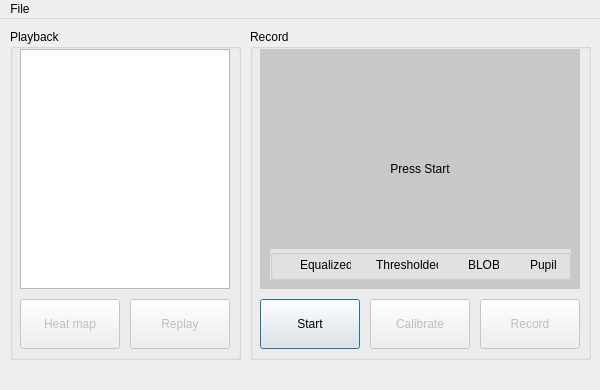
Above: eyetracker/mainwindow.ui from exoszajzbuk/eyetracker before the change. Below: the same form after it.
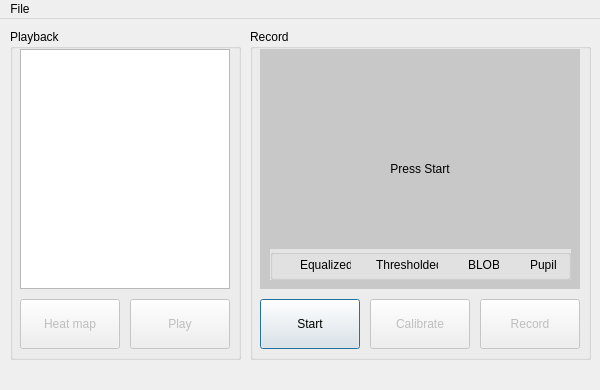
That is the form after the change. Icons and pictures are not drawn.

The edit to the form file:
```diff
--- a/eyetracker/mainwindow.ui
+++ b/eyetracker/mainwindow.ui
@@ -77,7 +77,7 @@
       <bool>false</bool>
      </property>
      <property name="text">
-      <string>Replay</string>
+      <string>Play</string>
      </property>
      <property name="icon">
       <iconset resource="icons.qrc">
@@ -90,7 +90,7 @@
       </size>
      </property>
      <property name="checkable">
-      <bool>true</bool>
+      <bool>false</bool>
      </property>
      <property name="checked">
       <bool>false</bool>
```
Left out of the diff: 31 changed lines with no effect on the pictures.
